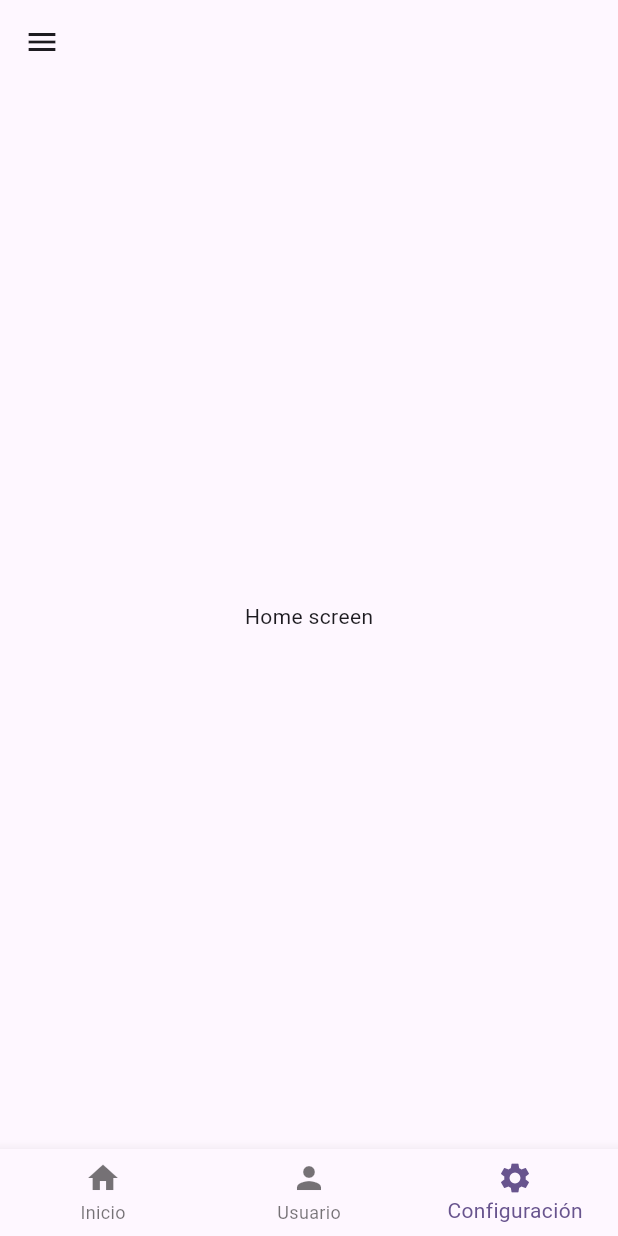
After one commit to jahuanca/widget_example, a Flutter app: the screen it shows after launch, on a phone screen of 412 x 824 dp. The commit adds this screen. Run offline on Flutter 3.47's test engine with Material 3 defaults, Android fonts, the phone set to English and light mode, and no system bars.

Commit message:
feat: NavigationDrawer and BottomNavigationDrawer

```diff
--- a/lib/src/app.dart
+++ b/lib/src/app.dart
@@ -1,7 +1,7 @@
 
 
 import 'package:flutter/material.dart';
-import 'package:widget_test/src/pages/lists_page.dart';
+import 'package:widget_test/src/pages/page_view/page_view_page.dart';
 
 class App extends StatelessWidget {
   const App({super.key});
@@ -15,7 +15,7 @@ class App extends StatelessWidget {
         colorScheme: ColorScheme.fromSeed(seedColor: Colors.deepPurple),
         useMaterial3: true,
       ),
-      home: ListsPage(),
+      home: PageViewPage(),
     );
   }
 }
--- a/lib/src/pages/circular_page.dart
+++ b/lib/src/pages/circular_page.dart
@@ -9,7 +9,7 @@ class CircularPage extends StatelessWidget {
       child: Scaffold(
         appBar: AppBar(
           automaticallyImplyLeading: false,
-          title: Text('Circular page'),
+          title: const Text('Circular page'),
         ),
         body: Column(
           children: [
--- /dev/null
+++ b/lib/src/pages/page_view/home_screen.dart
@@ -0,0 +1,12 @@
+import 'package:flutter/material.dart';
+
+class HomeScreen extends StatelessWidget {
+  const HomeScreen({super.key});
+
+  @override
+  Widget build(BuildContext context) {
+    return const Center(
+      child: Text('Home screen'),
+    );
+  }
+}
--- /dev/null
+++ b/lib/src/pages/page_view/page_view_page.dart
@@ -0,0 +1,75 @@
+import 'package:flutter/material.dart';
+import 'package:widget_test/src/pages/page_view/home_screen.dart';
+import 'package:widget_test/src/pages/page_view/settings_screen.dart';
+import 'package:widget_test/src/pages/page_view/user_screen.dart';
+
+class PageViewPage extends StatelessWidget {
+  PageViewPage({super.key});
+
+  final PageController pageController = PageController();
+
+  Widget _itemNavigation({
+    required BuildContext context,
+    required int nextToPage,
+    required String title,
+    required IconData icon,
+  }) {
+    return ListTile(
+      onTap: () {
+        Navigator.pop(context);
+        pageController.jumpToPage(nextToPage);
+      },
+      title: Text(title),
+      leading: Icon(icon),
+    );
+  }
+
+  @override
+  Widget build(BuildContext context) {
+    return SafeArea(
+      child: Scaffold(
+        drawer: Drawer(
+          child: Column(
+            children: [
+              _itemNavigation(
+                  context: context,
+                  nextToPage: 0,
+                  title: 'Inicio',
+                  icon: Icons.home),
+              _itemNavigation(
+                  context: context,
+                  nextToPage: 1,
+                  title: 'Usuario',
+                  icon: Icons.person),
+              _itemNavigation(
+                  context: context,
+                  nextToPage: 2,
+                  title: 'Configuración',
+                  icon: Icons.settings),
+            ],
+          ),
+        ),
+        appBar: AppBar(),
+        bottomNavigationBar: BottomNavigationBar(
+          items: const [
+            BottomNavigationBarItem(icon: Icon(Icons.home), label: 'Inicio'),
+            BottomNavigationBarItem(icon: Icon(Icons.person), label: 'Usuario'),
+            BottomNavigationBarItem(
+                icon: Icon(Icons.settings), label: 'Configuración'),
+          ],
+          currentIndex: 2,
+          onTap: (value) => pageController.jumpToPage(value),
+        ),
+        body: PageView(
+          controller: pageController,
+          physics: const NeverScrollableScrollPhysics(),
+          children: const [
+            HomeScreen(),
+            UserScreen(),
+            SettingsScreen(),
+          ],
+        ),
+      ),
+    );
+  }
+}
--- /dev/null
+++ b/lib/src/pages/page_view/settings_screen.dart
@@ -0,0 +1,13 @@
+
+import 'package:flutter/material.dart';
+
+class SettingsScreen extends StatelessWidget {
+  const SettingsScreen({super.key});
+
+  @override
+  Widget build(BuildContext context) {
+    return const Center(
+      child: Text('Settings screen'),
+    );
+  }
+}
--- /dev/null
+++ b/lib/src/pages/page_view/user_screen.dart
@@ -0,0 +1,13 @@
+
+import 'package:flutter/material.dart';
+
+class UserScreen extends StatelessWidget {
+  const UserScreen({super.key});
+
+  @override
+  Widget build(BuildContext context) {
+    return const Center(
+      child: Text('User screen'),
+    );
+  }
+}
```
